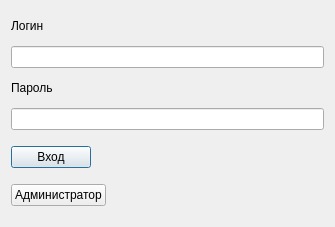
Old version of the form ui/authorizationwindow.ui in the repository 7enSmile/clientVKR.
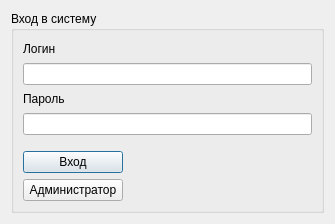
New version of the form.

```diff
--- a/ui/authorizationwindow.ui
+++ b/ui/authorizationwindow.ui
@@ -7,7 +7,7 @@
     <x>0</x>
     <y>0</y>
     <width>335</width>
-    <height>227</height>
+    <height>224</height>
    </rect>
   </property>
   <property name="windowTitle">
@@ -15,6 +15,12 @@
   </property>
   <layout class="QVBoxLayout" name="verticalLayout_4">
    <item>
+    <widget class="QGroupBox" name="groupBox">
+     <property name="title">
+      <string>Вход в систему</string>
+     </property>
+     <layout class="QVBoxLayout" name="verticalLayout_5">
+      <item>
     <layout class="QVBoxLayout" name="verticalLayout_3">
      <item>
       <layout class="QVBoxLayout" name="verticalLayout">
@@ -51,7 +57,7 @@
     </layout>
    </item>
    <item>
-    <spacer name="verticalSpacer_2">
+       <spacer name="verticalSpacer">
      <property name="orientation">
       <enum>Qt::Vertical</enum>
      </property>
@@ -60,91 +66,44 @@
      </property>
      <property name="sizeHint" stdset="0">
       <size>
-       <width>10</width>
+          <width>20</width>
        <height>10</height>
       </size>
      </property>
     </spacer>
    </item>
    <item>
-    <layout class="QHBoxLayout" name="horizontalLayout">
+       <layout class="QVBoxLayout" name="verticalLayout_6">
      <item>
       <widget class="QPushButton" name="pushButtonEnter">
+          <property name="maximumSize">
+           <size>
+            <width>100</width>
+            <height>16777215</height>
+           </size>
+          </property>
        <property name="text">
         <string>Вход</string>
        </property>
       </widget>
      </item>
      <item>
-      <spacer name="horizontalSpacer_2">
-       <property name="orientation">
-        <enum>Qt::Horizontal</enum>
-       </property>
-       <property name="sizeHint" stdset="0">
-        <size>
-         <width>40</width>
-         <height>20</height>
-        </size>
-       </property>
-      </spacer>
-     </item>
-    </layout>
-   </item>
-   <item>
-    <spacer name="verticalSpacer">
-     <property name="orientation">
-      <enum>Qt::Vertical</enum>
-     </property>
-     <property name="sizeType">
-      <enum>QSizePolicy::Fixed</enum>
-     </property>
-     <property name="sizeHint" stdset="0">
-      <size>
-       <width>20</width>
-       <height>10</height>
-      </size>
-     </property>
-    </spacer>
-   </item>
-   <item>
-    <layout class="QHBoxLayout" name="horizontalLayout_2">
-     <item>
       <widget class="QPushButton" name="pushButtonAdministator">
+          <property name="maximumSize">
+           <size>
+            <width>100</width>
+            <height>16777215</height>
+           </size>
+          </property>
        <property name="text">
         <string>Админиcтратор</string>
        </property>
       </widget>
      </item>
-     <item>
-      <spacer name="horizontalSpacer_3">
-       <property name="orientation">
-        <enum>Qt::Horizontal</enum>
-       </property>
-       <property name="sizeHint" stdset="0">
-        <size>
-         <width>40</width>
-         <height>20</height>
-        </size>
-       </property>
-      </spacer>
-     </item>
-    </layout>
-   </item>
-   <item>
-    <spacer name="verticalSpacer_3">
-     <property name="orientation">
-      <enum>Qt::Vertical</enum>
-     </property>
-     <property name="sizeType">
-      <enum>QSizePolicy::Fixed</enum>
-     </property>
-     <property name="sizeHint" stdset="0">
-      <size>
-       <width>20</width>
-       <height>10</height>
-      </size>
-     </property>
-    </spacer>
+       </layout>
+      </item>
+     </layout>
+    </widget>
    </item>
   </layout>
  </widget>
```
Lines whose indentation alone changed are shown as unchanged.
